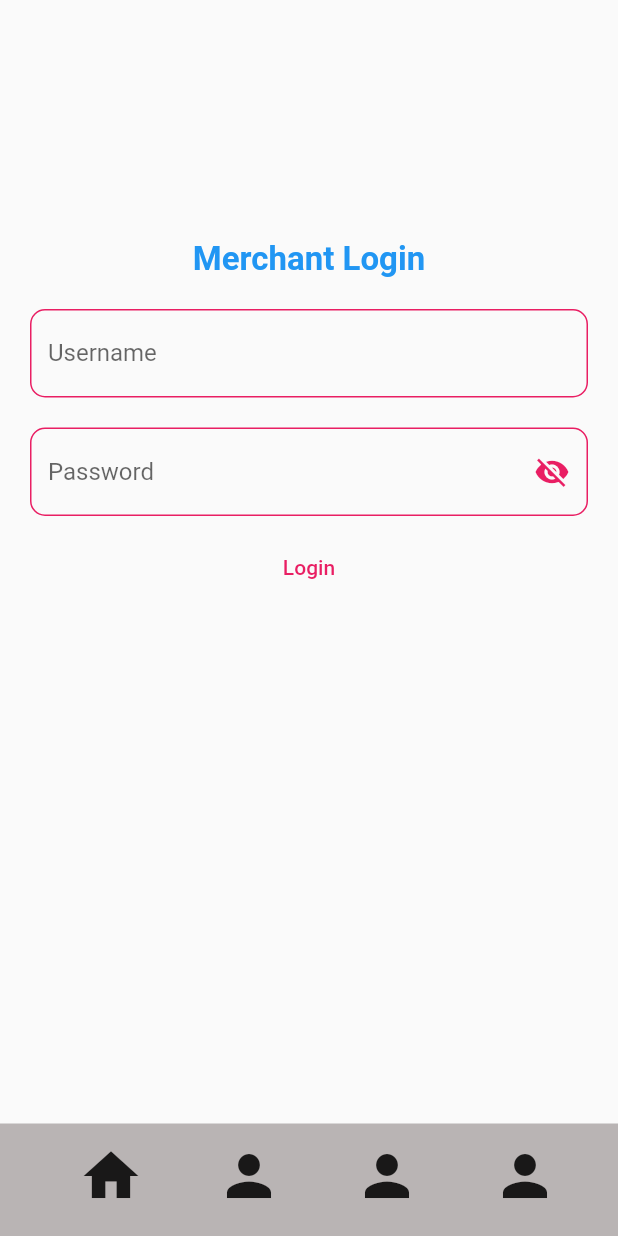
After one commit to DWD-2050064/FinalAssignment_2050064-DWD_2120095-DCS, a Flutter app: the Merchant_Login screen opened directly, on a phone screen of 412 x 824 dp. The commit adds this screen. Run offline on Flutter 3.47's test engine with Material 2 defaults, Android fonts, the phone set to English and light mode, and no system bars; our stand-ins replace email_validator.

Commit message:
DWD2050064

```diff
--- a/lib/login.dart
+++ b/lib/Sign_in/login.dart
@@ -5,7 +5,7 @@ import 'package:finalassign/postApi/web1.dart';
 import 'package:flutter/cupertino.dart';
 import 'package:flutter/material.dart';
 
-import 'bottomnavbar.dart';
+import '../bottomnavbar.dart';
 
 class Login extends StatefulWidget {
   const Login({Key? key}) : super(key: key);
--- /dev/null
+++ b/lib/Sign_in/merchant_login.dart
@@ -0,0 +1,127 @@
+import 'dart:convert';
+
+import 'package:finalassign/home.dart';
+import 'package:finalassign/postApi/web1.dart';
+import 'package:flutter/cupertino.dart';
+import 'package:flutter/material.dart';
+
+import '../bottomnavbar.dart';
+
+class Merchant_Login extends StatefulWidget {
+  const Merchant_Login({Key? key}) : super(key: key);
+
+  @override
+  State<Merchant_Login> createState() => _Merchant_LoginState();
+}
+
+// ignore: camel_case_types
+class _Merchant_LoginState extends State<Merchant_Login> {
+  TextEditingController username = TextEditingController();
+  TextEditingController password = TextEditingController();
+  bool passwordVisible = false;
+  @override
+  Widget build(BuildContext context) {
+    return Scaffold(
+        bottomNavigationBar: BottomNavBar(),
+        body: Container(
+          padding: EdgeInsets.fromLTRB(10, 150, 10, 0),
+          child: ListView(
+            children: [
+              Container(
+                padding: EdgeInsets.all(10),
+                child: Text(
+                  'Merchant Login',
+                  textAlign: TextAlign.center,
+                  style: TextStyle(
+                    fontWeight: FontWeight.bold,
+                    color: Colors.blue,
+                    fontSize: 22
+                  ),
+                )
+              ),
+              Container(
+                padding: EdgeInsets.all(10),
+                child: TextFormField(
+                  controller: username,
+                  cursorColor: Colors.pink,
+                  decoration: InputDecoration(
+                      focusedBorder: OutlineInputBorder(
+                          borderRadius: BorderRadius.circular(10),
+                          borderSide: BorderSide(
+                              color: Colors.pink
+                          )
+                      ),
+                      enabledBorder: OutlineInputBorder(
+                          borderRadius: BorderRadius.circular(10),
+                          borderSide: BorderSide(
+                              color: Colors.pink
+                          )
+                      ),
+                      labelText: 'Username'
+                  ),
+                ),
+              ),
+              Container(
+                padding: EdgeInsets.all(10),
+              child: TextFormField(
+                controller: password,
+                obscureText: !passwordVisible,
+                keyboardType: TextInputType.number,
+                decoration: InputDecoration(
+                  fillColor: Colors.pink,
+                  focusedBorder: OutlineInputBorder(
+                      borderRadius: BorderRadius.circular(10),
+                      borderSide: BorderSide(
+                          color: Colors.pink
+                      )
+                  ),
+                  enabledBorder: OutlineInputBorder(
+                    borderRadius: BorderRadius.circular(10),
+                    borderSide: BorderSide(
+                      color: Colors.pink
+                    )
+                  ),
+                  hintText: 'Password',
+                  suffixIcon: IconButton(
+                    color: Colors.pink,
+                      onPressed: (){
+                        setState(() {
+                          passwordVisible = !passwordVisible;
+                        });
+                      },
+                      icon: Icon(
+                          passwordVisible ? Icons.visibility: Icons.visibility_off
+                      )
+                  ),
+                ),
+              ),
+              ),
+              TextButton(
+                  onPressed: () async {
+                    var response = await LMerchant.lmerchant(
+                        username.text,password.text);
+                    var obj = jsonDecode(response);
+                    if(obj['code'] != 'error') {
+                      Navigator.of(context).push(MaterialPageRoute(builder: (context)=>const Home()));
+                      showDialog(
+                          context: context,
+                          builder: (_) =>
+                              CupertinoAlertDialog(
+                                title: Text('Insert Sucessfully'),
+                              )
+                      ).then((value) {
+                        setState(() {
+                          username.clear();
+                          password.clear();
+                        });
+                      });
+                    }
+                  },
+                  child: Text('Login')
+              )
+            ],
+          ),
+        )
+    );
+  }
+}
--- a/lib/sign_in.dart
+++ b/lib/Sign_in/sign_in.dart
@@ -1,6 +1,5 @@
-import 'package:finalassign/sign_up.dart';
-import 'package:flutter/cupertino.dart';
-import 'bottomnavbar.dart';
+import 'package:finalassign/Sign_in/sign_up.dart';
+import '../bottomnavbar.dart';
 import 'login.dart';
 import 'package:flutter/material.dart';
 
--- a/lib/sign_up.dart
+++ b/lib/Sign_in/sign_up.dart
@@ -2,7 +2,7 @@ import 'dart:convert';
 
 import 'package:email_validator/email_validator.dart';
 import 'package:finalassign/Input%20Format/ic_formatter.dart';
-import 'package:finalassign/login.dart';
+import 'package:finalassign/Sign_in/login.dart';
 import 'package:finalassign/postApi/web1.dart';
 import 'package:flutter/cupertino.dart';
 import 'package:flutter/material.dart';
--- a/lib/main.dart
+++ b/lib/main.dart
@@ -1,4 +1,4 @@
-import 'sign_in.dart';
+import 'Sign_in/sign_in.dart';
 import 'package:flutter/material.dart';
 import 'home.dart';
 
```
